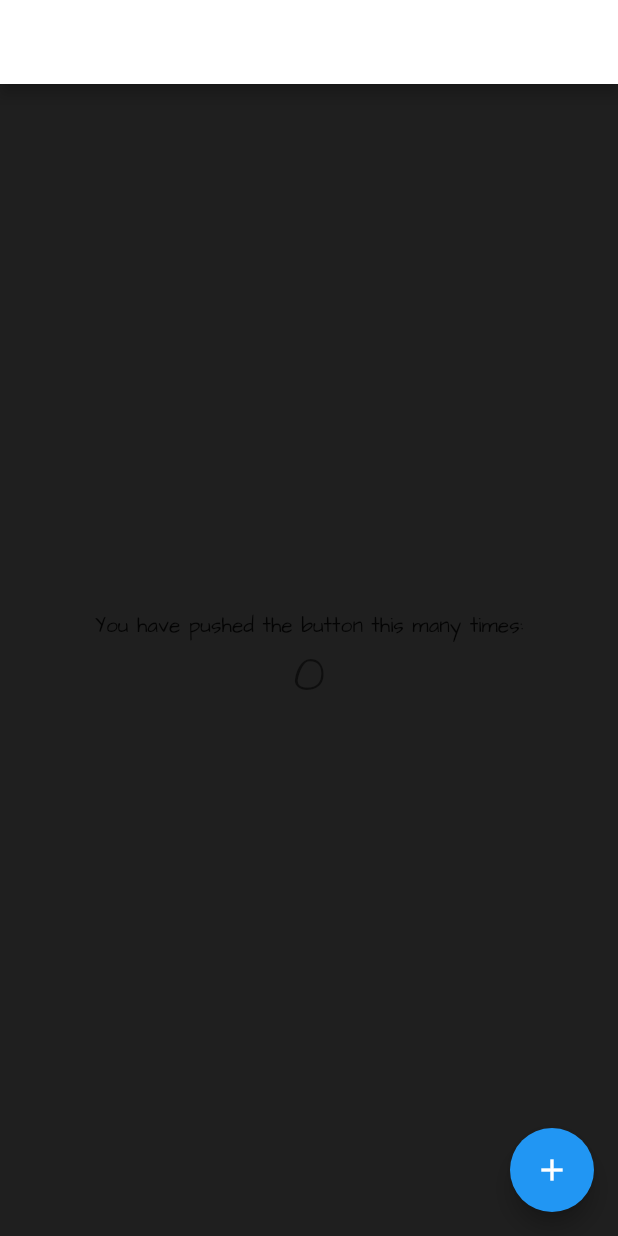
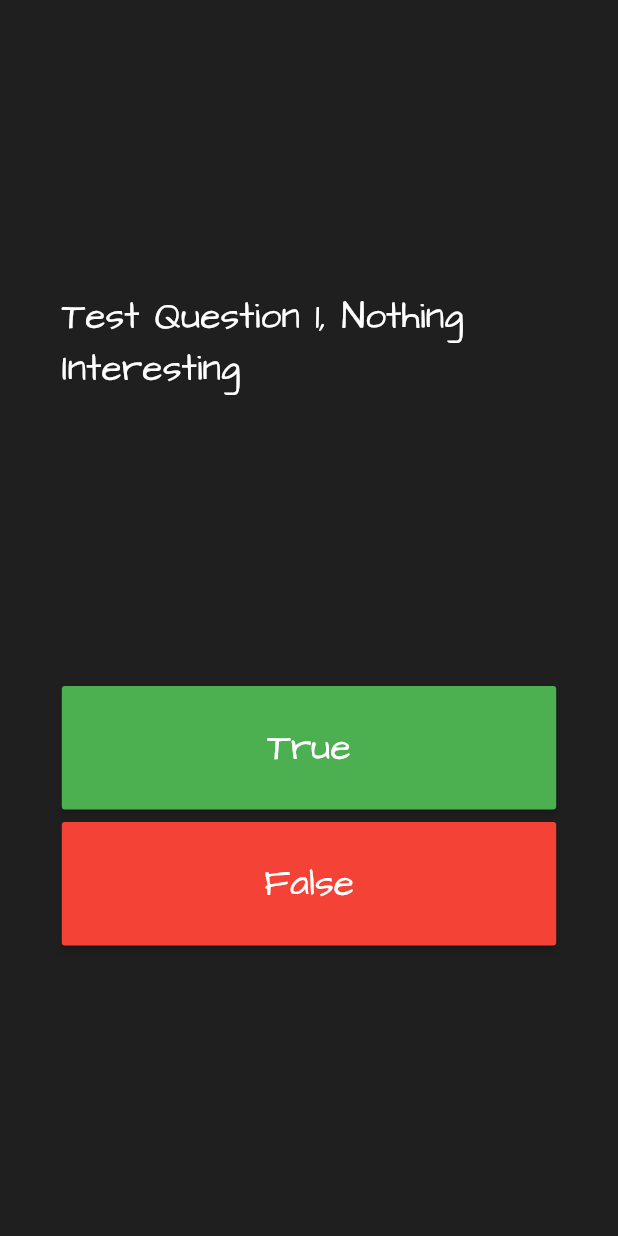
Before and after one commit to ricardoherreral/CursoFlutter, a Flutter app: the screen it shows after launch, on a phone screen of 412 x 824 dp. Run offline on Flutter 3.47's test engine with Material 2 defaults, Android fonts, the phone set to English and light mode, and no system bars; our stand-ins replace dio, get_it, hive_flutter; accounts and stored records are empty.

Commit message:
Se creo gamePage con todos sus widgets

```diff
--- a/friviaa/lib/main.dart
+++ b/friviaa/lib/main.dart
@@ -1,4 +1,5 @@
 import 'package:flutter/material.dart';
+import 'package:friviaa/pages/game_page.dart';
 
 void main() {
   runApp(const MyApp());
@@ -21,86 +22,7 @@ class MyApp extends StatelessWidget {
         ),
         primarySwatch: Colors.blue,
       ),
-      home: const MyHomePage(title: 'Flutter Demo Home Page'),
+      home: GamePage(),
     );
   }
 }
-
-class MyHomePage extends StatefulWidget {
-  const MyHomePage({super.key, required this.title});
-
-  final String title;
-
-  @override
-  State<MyHomePage> createState() => _MyHomePageState();
-}
-
-class _MyHomePageState extends State<MyHomePage> {
-  int _counter = 0;
-
-  void _incrementCounter() {
-    setState(() {
-      // This call to setState tells the Flutter framework that something has
-      // changed in this State, which causes it to rerun the build method below
-      // so that the display can reflect the updated values. If we changed
-      // _counter without calling setState(), then the build method would not be
-      // called again, and so nothing would appear to happen.
-      _counter++;
-    });
-  }
-
-  @override
-  Widget build(BuildContext context) {
-    // This method is rerun every time setState is called, for instance as done
-    // by the _incrementCounter method above.
-    //
-    // The Flutter framework has been optimized to make rerunning build methods
-    // fast, so that you can just rebuild anything that needs updating rather
-    // than having to individually change instances of widgets.
-    return Scaffold(
-      appBar: AppBar(
-        // TRY THIS: Try changing the color here to a specific color (to
-        // Colors.amber, perhaps?) and trigger a hot reload to see the AppBar
-        // change color while the other colors stay the same.
-        backgroundColor: Theme.of(context).colorScheme.inversePrimary,
-        // Here we take the value from the MyHomePage object that was created by
-        // the App.build method, and use it to set our appbar title.
-        title: Text(widget.title),
-      ),
-      body: Center(
-        // Center is a layout widget. It takes a single child and positions it
-        // in the middle of the parent.
-        child: Column(
-          // Column is also a layout widget. It takes a list of children and
-          // arranges them vertically. By default, it sizes itself to fit its
-          // children horizontally, and tries to be as tall as its parent.
-          //
-          // Column has various properties to control how it sizes itself and
-          // how it positions its children. Here we use mainAxisAlignment to
-          // center the children vertically; the main axis here is the vertical
-          // axis because Columns are vertical (the cross axis would be
-          // horizontal).
-          //
-          // TRY THIS: Invoke "debug painting" (choose the "Toggle Debug Paint"
-          // action in the IDE, or press "p" in the console), to see the
-          // wireframe for each widget.
-          mainAxisAlignment: MainAxisAlignment.center,
-          children: <Widget>[
-            const Text(
-              'You have pushed the button this many times:',
-            ),
-            Text(
-              '$_counter',
-              style: Theme.of(context).textTheme.headlineMedium,
-            ),
-          ],
-        ),
-      ),
-      floatingActionButton: FloatingActionButton(
-        onPressed: _incrementCounter,
-        tooltip: 'Increment',
-        child: const Icon(Icons.add),
-      ), // This trailing comma makes auto-formatting nicer for build methods.
-    );
-  }
-}
--- /dev/null
+++ b/friviaa/lib/pages/game_page.dart
@@ -0,0 +1,88 @@
+import 'package:flutter/material.dart';
+
+class GamePage extends StatelessWidget {
+  double? _deviceHeight, _deviceWidth;
+
+  @override
+  Widget build(BuildContext context) {
+    _deviceHeight = MediaQuery.of(context).size.height;
+    _deviceWidth = MediaQuery.of(context).size.width;
+    return _buildUI();
+  }
+
+  Widget _buildUI() {
+    return Scaffold(
+      body: SafeArea(
+        child: Container(
+          padding: EdgeInsets.symmetric(
+            horizontal: _deviceHeight! * 0.05,
+          ),
+          child: _gameUI(),
+        ),
+      ),
+    );
+  }
+
+  Widget _gameUI() {
+    return Column(
+      mainAxisAlignment: MainAxisAlignment.spaceEvenly,
+      mainAxisSize: MainAxisSize.max,
+      crossAxisAlignment: CrossAxisAlignment.center,
+      children: [
+        _questionText(),
+        Column(
+          children: [
+            _trueButton(),
+            SizedBox(
+              height: _deviceHeight! * 0.01,
+            ),
+            _falseButton(),
+          ],
+        ),
+      ],
+    );
+  }
+
+  Widget _questionText() {
+    return const Text(
+      "Test Question 1, Nothing Interesting",
+      style: TextStyle(
+        color: Colors.white,
+        fontSize: 25,
+        fontWeight: FontWeight.w400,
+      ),
+    );
+  }
+
+  Widget _trueButton() {
+    return MaterialButton(
+      onPressed: () {},
+      color: Colors.green,
+      minWidth: _deviceWidth! * 0.80,
+      height: _deviceHeight! * 0.10,
+      child: const Text(
+        "True",
+        style: TextStyle(
+          color: Colors.white,
+          fontSize: 25,
+        ),
+      ),
+    );
+  }
+
+  Widget _falseButton() {
+    return MaterialButton(
+      onPressed: () {},
+      color: Colors.red,
+      minWidth: _deviceWidth! * 0.80,
+      height: _deviceHeight! * 0.10,
+      child: const Text(
+        "False",
+        style: TextStyle(
+          color: Colors.white,
+          fontSize: 25,
+        ),
+      ),
+    );
+  }
+}
```
